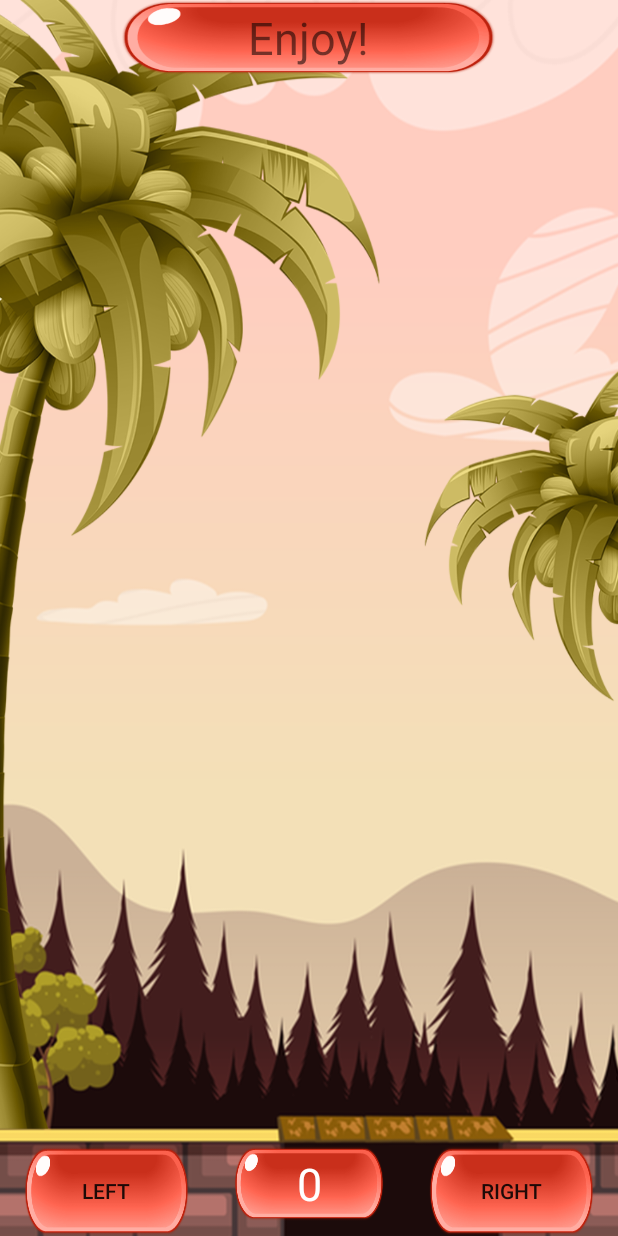
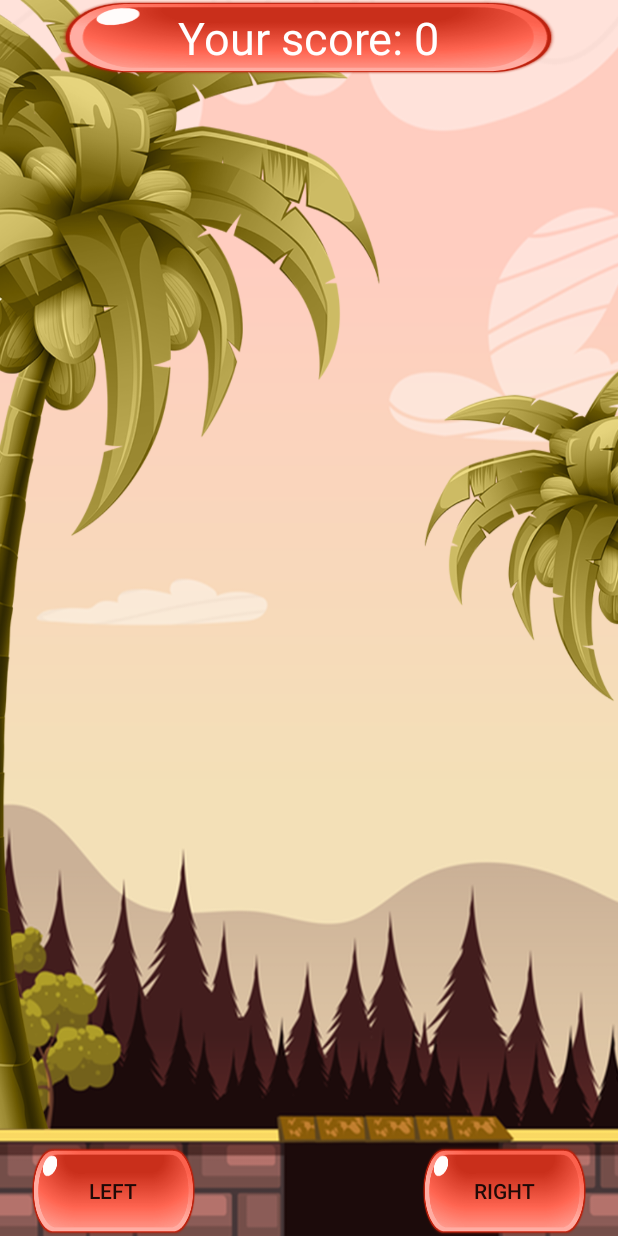
Before and after one commit to GresskiyK/MonkeyGame, an Android app: the layout activity_game.xml on its own in the app's theme, with its tools: preview values and no code run, on a phone screen of 412 x 824 dp. Run offline under Robolectric (Android 15) with nearby library versions, the phone set to English and light mode, and no system bars.

Commit message:
reb score

```diff
--- a/MonkeyGameJava/app/src/main/java/com/example/monkeygamejava/GameActivity.kt
+++ b/MonkeyGameJava/app/src/main/java/com/example/monkeygamejava/GameActivity.kt
@@ -30,11 +30,11 @@ class GameActivity : AppCompatActivity(), OnTouchListener {
         val leftButton = findViewById<View>(R.id.leftButton) as Button
         val rightButton = findViewById<View>(R.id.rightButton) as Button
         textViewScore = findViewById(R.id.textViewScore)
-        textViewResult = findViewById(R.id.textViewResult)
 
         leftButton.setOnTouchListener(this)
         rightButton.setOnTouchListener(this)
     }
+
 
     override fun onTouch(button: View, motion: MotionEvent): Boolean {
         when (button.id) {
@@ -54,12 +54,11 @@ class GameActivity : AppCompatActivity(), OnTouchListener {
         var isLeftPressed = false
         var isRightPressed = false
         var textViewScore: TextView? = null
-        var textViewResult: TextView? = null
         var gameLayout: LinearLayout? = null
         var result = 0
         fun setScore(score: Int) {
             result += score
-            textViewScore!!.text = "" + result
+            textViewScore!!.text = "Your score: $result"
         }
     }
 }
--- a/MonkeyGameJava/app/src/main/java/com/example/monkeygamejava/Monkey.kt
+++ b/MonkeyGameJava/app/src/main/java/com/example/monkeygamejava/Monkey.kt
@@ -14,7 +14,7 @@ class Monkey(context: Context?) : GameBody() {
 
     init {
         bitmapId = R.drawable.monkey_model
-        size = 6F
+        size=5.5F
         x = 8F
         y = GameView.maxY - size - 0
         speed = 0.4.toFloat()
--- a/MonkeyGameJava/app/src/main/res/layout/activity_game.xml
+++ b/MonkeyGameJava/app/src/main/res/layout/activity_game.xml
@@ -19,18 +19,16 @@
         app:layout_constraintTop_toTopOf="parent"
         android:gravity="center_horizontal">
         <TextView
-            android:id="@+id/textViewResult"
-            android:layout_width="250dp"
-            android:layout_height="wrap_content"
+            android:id="@+id/textViewScore"
+            android:layout_width="330dp"
+            android:layout_height="50dp"
+            android:layout_gravity="right"
             android:background="@drawable/button_background"
             android:gravity="center_vertical"
-            android:text="Enjoy!"
+            android:text="Your score: 0"
             android:textAlignment="center"
-            android:textSize="30sp"
-            app:layout_constraintBottom_toBottomOf="parent"
-            app:layout_constraintEnd_toEndOf="parent"
-            app:layout_constraintStart_toStartOf="parent"
-            app:layout_constraintTop_toTopOf="parent" />
+            android:textColor="@color/white"
+            android:textSize="30sp" />
 
     </LinearLayout>
 
@@ -58,27 +56,15 @@
             android:id="@+id/leftButton"
             android:layout_width="110dp"
             android:layout_height="60dp"
-            android:layout_marginRight="30dp"
+            android:layout_marginRight="75dp"
             android:background="@drawable/button_background"
             android:text="Left" />
-
-        <TextView
-            android:id="@+id/textViewScore"
-            android:layout_width="100dp"
-            android:layout_height="50dp"
-            android:layout_gravity="right"
-            android:background="@drawable/button_background"
-            android:gravity="center_vertical"
-            android:text="0"
-            android:textAlignment="center"
-            android:textColor="@color/white"
-            android:textSize="30sp" />
 
         <Button
             android:id="@+id/rightButton"
             android:layout_width="110dp"
             android:layout_height="60dp"
-            android:layout_marginLeft="30dp"
+            android:layout_marginLeft="75dp"
             android:background="@drawable/button_background"
             android:text="Right"
             android:visibility="visible" />
```
Also changed, not shown: MonkeyGameJava/app/src/main/java/com/example/monkeygamejava/GameBody.kt (+6 -12 lines), MonkeyGameJava/app/src/main/java/com/example/monkeygamejava/GameView.kt (+14 -10 lines).
